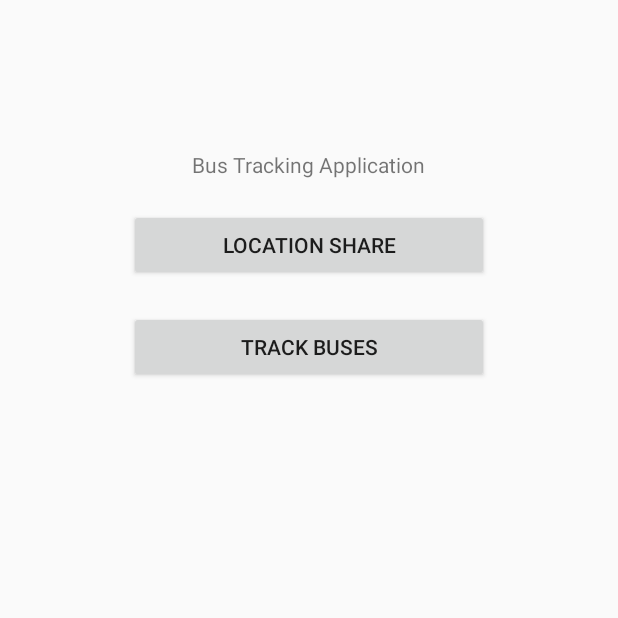
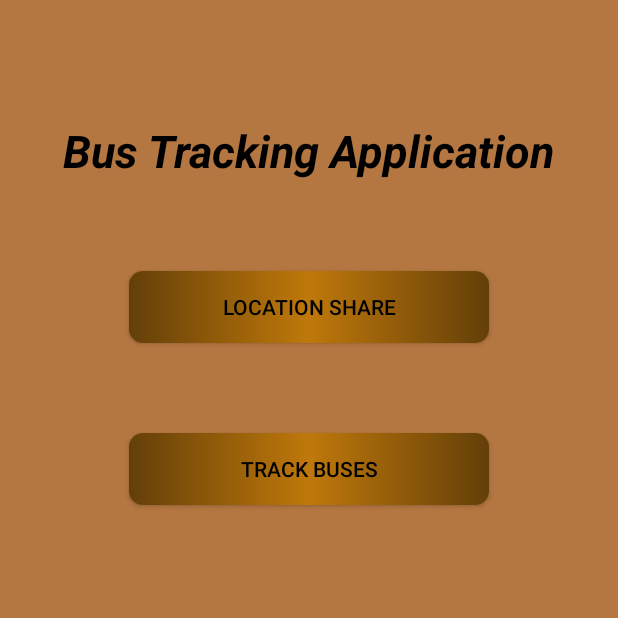
Before and after one commit to RangaIndunil/bus_tracking, an Android app: the screen it shows after launch (FirstLoadActivity), on a phone screen of 412 x 824 dp, the top half of it. Run offline under Robolectric (Android 15) with nearby library versions, the phone set to English and light mode, and no system bars.

Commit message:
adds colours for ui

```diff
--- a/app/src/main/java/com/example/bustrackingapplication/LocationReceiveDetails.java
+++ b/app/src/main/java/com/example/bustrackingapplication/LocationReceiveDetails.java
@@ -13,7 +13,7 @@ import androidx.appcompat.app.AppCompatActivity;
 
 public class LocationReceiveDetails extends AppCompatActivity {
 
-    BlurImageView blurImageView;
+    //BlurImageView blurImageView;
 
     private GetLookingTo getLookingTo;
     private GetLookingFrom getLookingFrom;
@@ -26,8 +26,8 @@ public class LocationReceiveDetails extends AppCompatActivity {
 
         setContentView(R.layout.location_receive_details);
 
-        blurImageView = (BlurImageView) findViewById(R.id.BlurImageView);
-        blurImageView.setBlur(15);
+        //blurImageView = (BlurImageView) findViewById(R.id.BlurImageView);
+        //blurImageView.setBlur(15);
 
         nextStep(this);
 
--- a/app/src/main/java/com/example/bustrackingapplication/Register.java
+++ b/app/src/main/java/com/example/bustrackingapplication/Register.java
@@ -15,7 +15,7 @@ import androidx.appcompat.app.AppCompatActivity;
 
 public class Register extends AppCompatActivity {
 
-    BlurImageView blurImageView;
+    //BlurImageView blurImageView;
 
     private Session session;//global variable
     private String name;
@@ -26,8 +26,8 @@ public class Register extends AppCompatActivity {
 
         setContentView(R.layout.register);
 
-        blurImageView = (BlurImageView) findViewById(R.id.BlurImageView);
-        blurImageView.setBlur(15);
+        //blurImageView = (BlurImageView) findViewById(R.id.BlurImageView);
+        //blurImageView.setBlur(15);
 
         nextStep(this);
 
--- a/app/src/main/res/drawable/btn_resource.xml
+++ b/app/src/main/res/drawable/btn_resource.xml
@@ -3,9 +3,9 @@
     <item>
         <shape xmlns:android="http://schemas.android.com/apk/res/android" android:shape="rectangle">
             <gradient
-                android:startColor="#FFD62635"
-                android:centerColor="#bebebe"
-                android:endColor="#f5f5f5" />
+                android:startColor="#633f08"
+                android:centerColor="#bf780b"
+                android:endColor="#633f08" />
             <corners android:radius="9dp" />
         </shape>
     </item>
--- a/app/src/main/res/layout/load_screen.xml
+++ b/app/src/main/res/layout/load_screen.xml
@@ -4,36 +4,47 @@
     android:id="@+id/layout"
     android:layout_width="match_parent"
     android:layout_height="match_parent"
-    android:layout_marginTop="100dp"
+    android:background="@color/background"
     android:gravity="center_horizontal|top"
     android:orientation="vertical"
     tools:context=".FirstLoadActivity">
+
+    <Space
+        android:layout_width="1dp"
+        android:layout_height="80dp" />
 
     <TextView
         android:id="@+id/text"
         android:layout_width="wrap_content"
         android:layout_height="wrap_content"
         android:gravity="center"
-        android:text="Bus Tracking Application"></TextView>
+        android:text="Bus Tracking Application"
+        android:textColor="@color/hometext"
+        android:textSize="30sp"
+        android:textStyle="bold|italic"></TextView>
 
     <Space
         android:layout_width="1dp"
-        android:layout_height="20dp" />
+        android:layout_height="60dp" />
 
     <Button
         android:id="@+id/sharing"
         android:layout_width="240dp"
         android:layout_height="wrap_content"
+        android:background="@drawable/btn_resource"
         android:text="Location Share"
+        android:textColor="@color/hometext"
         android:visibility="visible" />
 
     <Space
         android:layout_width="1dp"
-        android:layout_height="20dp" />
+        android:layout_height="60dp" />
 
     <Button
         android:id="@+id/tracking"
         android:layout_width="240dp"
         android:layout_height="wrap_content"
-        android:text="Track Buses" />
+        android:background="@drawable/btn_resource"
+        android:text="Track Buses"
+        android:textColorHint="@color/hometext" />
 </LinearLayout>
--- a/app/src/main/res/values/colors.xml
+++ b/app/src/main/res/values/colors.xml
@@ -5,4 +5,7 @@
     <color name="colorAccent">#292F33</color>
     <color name="btn_color">#FFFFFF</color>
     <color name="btn_bc_color">#D62635</color>
+    <color name="hometext">#000000</color>
+    <color name="background">#b57741</color>
+    <color name="title">#633f08</color>
 </resources>
--- a/app/src/main/res/values/styles.xml
+++ b/app/src/main/res/values/styles.xml
@@ -3,9 +3,10 @@
     <!-- Base application theme. -->
     <style name="AppTheme" parent="Theme.AppCompat.Light.DarkActionBar">
         <!-- Customize your theme here. -->
-        <item name="colorPrimary">@color/colorPrimary</item>
+        <item name="colorPrimary">@color/title</item>
         <item name="colorPrimaryDark">@color/colorPrimaryDark</item>
         <item name="colorAccent">@color/colorAccent</item>
+        <item name="android:textColor">@color/hometext</item>
     </style>
 
     <style name="hhh">
--- a/build.gradle
+++ b/build.gradle
@@ -10,7 +10,7 @@ buildscript {
         play_version = '15.0.0'
     }
     dependencies {
-        classpath 'com.android.tools.build:gradle:3.5.3'
+        classpath 'com.android.tools.build:gradle:3.6.0'
         classpath 'com.google.gms:google-services:4.2.0'
         classpath 'com.google.android.gms:strict-version-matcher-plugin:1.0.0'
         classpath 'com.google.ar.sceneform:plugin:1.5.1'
```
Also changed, not shown: app/src/main/res/layout/location_receive_details.xml (+12 -19 lines), app/src/main/res/layout/register.xml (+15 -19 lines), gradle/wrapper/gradle-wrapper.properties.
